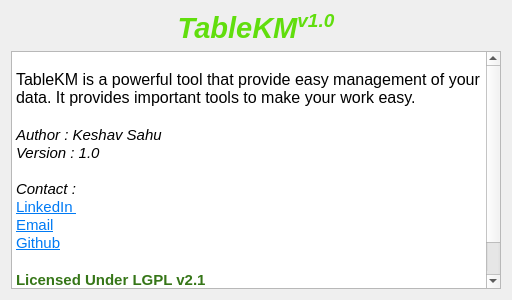
This is src/AboutUs.ui in keshav-sahu7/TableKM as Qt 5 draws it before an edit. The edited form follows.
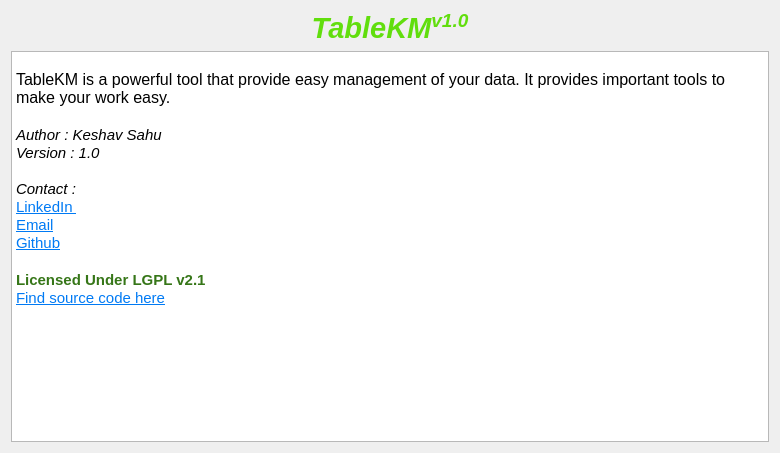
This is the edited form.

Commit message: fix: about dialog not being sized correctly.

The edit to the form file:
```diff
--- a/src/AboutUs.ui
+++ b/src/AboutUs.ui
@@ -6,8 +6,8 @@
    <rect>
     <x>0</x>
     <y>0</y>
-    <width>512</width>
-    <height>300</height>
+    <width>780</width>
+    <height>453</height>
    </rect>
   </property>
   <property name="windowTitle">
@@ -33,6 +33,9 @@
       <string>&lt;!DOCTYPE HTML PUBLIC &quot;-//W3C//DTD HTML 4.0//EN&quot; &quot;http://www.w3.org/TR/REC-html40/strict.dtd&quot;&gt;
 &lt;html&gt;&lt;head&gt;&lt;meta name=&quot;qrichtext&quot; content=&quot;1&quot; /&gt;&lt;meta charset=&quot;utf-8&quot; /&gt;&lt;style type=&quot;text/css&quot;&gt;
 p, li { white-space: pre-wrap; }
+hr { height: 1px; border-width: 0; }
+li.unchecked::marker { content: &quot;\2610&quot;; }
+li.checked::marker { content: &quot;\2612&quot;; }
 &lt;/style&gt;&lt;/head&gt;&lt;body style=&quot; font-family:'Segoe UI'; font-size:9pt; font-weight:400; font-style:normal;&quot;&gt;
 &lt;p style=&quot;-qt-paragraph-type:empty; margin-top:0px; margin-bottom:0px; margin-left:0px; margin-right:0px; -qt-block-indent:0; text-indent:0px;&quot;&gt;&lt;br /&gt;&lt;/p&gt;
 &lt;p style=&quot; margin-top:0px; margin-bottom:0px; margin-left:0px; margin-right:0px; -qt-block-indent:0; text-indent:0px;&quot;&gt;&lt;span style=&quot; font-size:12pt;&quot;&gt;TableKM is a powerful tool that provide easy management of your data. It provides important tools to make your work easy.&lt;/span&gt;&lt;/p&gt;
```
